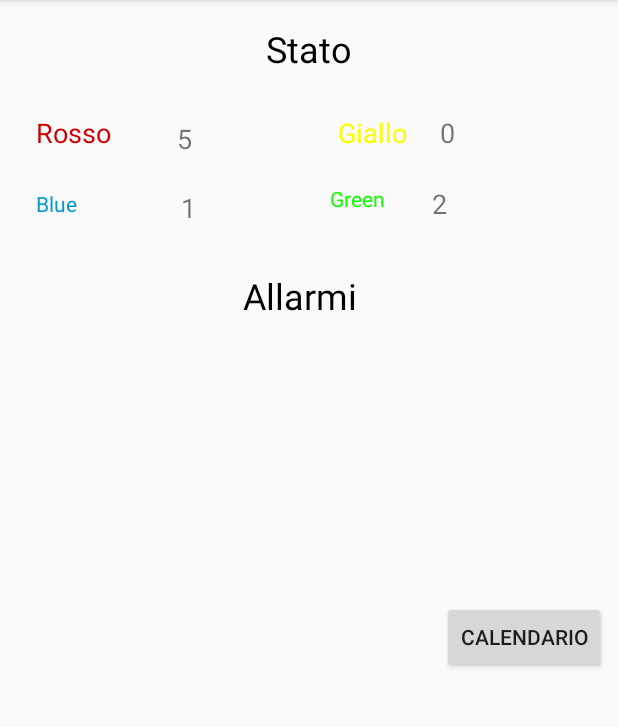
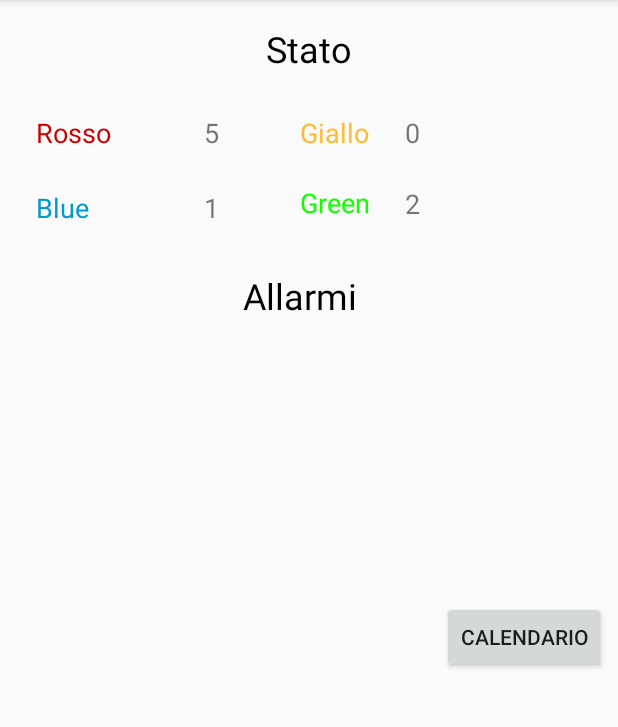
Before and after one commit to rosso791/RoboDroid, an Android app: the StatusActivity screen opened directly, with no data from a screen before it, on a phone screen of 412 x 824 dp, the part 84-811 px from its top. Run offline under Robolectric (Android 15) with nearby library versions, the phone set to English and light mode, and no system bars.

Commit message:
EventData3

```diff
--- a/app/src/main/java/dais/unive/it/robot/ActivityApp/EliminateEvent.java
+++ b/app/src/main/java/dais/unive/it/robot/ActivityApp/EliminateEvent.java
@@ -20,6 +20,7 @@ import java.util.Calendar;
 
 import dais.unive.it.robot.CalendarClass.Event;
 import dais.unive.it.robot.CalendarClass.EventData;
+import dais.unive.it.robot.CalendarClass.PillColors;
 import dais.unive.it.robot.R;
 
 
@@ -126,7 +127,7 @@ public class EliminateEvent extends AppCompatActivity {
 
             // Add the colour
             Button colorView = new Button(inputContext);
-            //colorView.setBackgroundColor(getResources().);
+            colorView.setBackgroundColor(resourceColours[tempEvent.getColor().ordinal()]);
             tableRow.addView(colorView);
 
             // Add CheckBox
@@ -167,13 +168,16 @@ public class EliminateEvent extends AppCompatActivity {
         //TODO Sebastian - da implementare
 
         // The cycle is used to see output in console, click on 6: Logcat and search by tag argument "eliminatedEventList"
-        /*for (int i = 0; i < eliminatedEventsList.size(); i++) {
-            String our = Integer.toString(eliminatedEventsList.get(i).getTime().get(Calendar.HOUR_OF_DAY)) +
-                    ":" + Integer.toString(eliminatedEventsList.get(i).getTime().get(Calendar.MINUTE));
-            String day =  getResources().getStringArray(R.array.days_array)[eliminatedEventsList.get(i).getDay() - 1];
-            String color = Integer.toString(eliminatedEventsList.get(i).getColor());
+        for (int i = 0; i < eliminatedEventsList.size(); i++) {
+            String our = Integer.toString(eliminatedEventsList.get(i).getWhen().get(Calendar.HOUR_OF_DAY)) +
+                    ":" + Integer.toString(eliminatedEventsList.get(i).getWhen().get(Calendar.MINUTE));
+            String day =  "" + eliminatedEventsList.get(i).getDay(); // getResources().getStringArray(R.array.days_array)[eliminatedEventsList.get(i).getWhen()];
+            String color = "" + (eliminatedEventsList.get(i).getColor());
             Log.i("eliminatedEventList", "eliminated hour " + our + ", day " + day
                     + ", color " + color);
-        }*/
+        }
+
+        //Intent intent3 = new Intent(CalendarActivity.this, AddEvent.class);
+        startActivity(new Intent(EliminateEvent.this, CalendarActivity.class));
     }
 }
--- a/app/src/main/res/layout/activity_status.xml
+++ b/app/src/main/res/layout/activity_status.xml
@@ -51,11 +51,11 @@
             android:id="@+id/redNumber"
             android:layout_width="wrap_content"
             android:layout_height="wrap_content"
-            android:layout_marginStart="44dp"
-            android:layout_marginTop="80dp"
+            android:layout_marginStart="16dp"
+            android:layout_marginTop="76dp"
             android:text="@string/red_number"
             android:textSize="18sp"
-            app:layout_constraintStart_toEndOf="@+id/textView4"
+            app:layout_constraintStart_toStartOf="@+id/addEventGuideline"
             app:layout_constraintTop_toTopOf="parent" />
 
         <TextView
@@ -66,6 +66,7 @@
             android:layout_marginTop="25dp"
             android:text="@string/blue_ball"
             android:textColor="@android:color/holo_blue_dark"
+            android:textSize="18sp"
             app:layout_constraintStart_toStartOf="parent"
             app:layout_constraintTop_toBottomOf="@+id/textView4" />
 
@@ -73,56 +74,57 @@
             android:id="@+id/blueNumber"
             android:layout_width="wrap_content"
             android:layout_height="wrap_content"
-            android:layout_marginStart="69dp"
+            android:layout_marginStart="16dp"
             android:layout_marginTop="126dp"
             android:text="@string/blue_number"
             android:textSize="18sp"
-            app:layout_constraintStart_toEndOf="@+id/textView6"
+            app:layout_constraintStart_toStartOf="@+id/addEventGuideline"
             app:layout_constraintTop_toTopOf="parent" />
 
         <TextView
             android:id="@+id/textView9"
             android:layout_width="wrap_content"
             android:layout_height="wrap_content"
-            android:layout_marginStart="97dp"
+            android:layout_marginStart="80dp"
             android:layout_marginTop="76dp"
             android:text="@string/yellow_ball"
             android:textColor="@color/yellow"
             android:textSize="18sp"
-            app:layout_constraintStart_toEndOf="@+id/redNumber"
+            app:layout_constraintStart_toStartOf="@+id/addEventGuideline"
             app:layout_constraintTop_toTopOf="parent" />
 
         <TextView
             android:id="@+id/yellowNumber"
             android:layout_width="wrap_content"
             android:layout_height="wrap_content"
-            android:layout_marginStart="22dp"
+            android:layout_marginStart="150dp"
             android:layout_marginTop="76dp"
             android:text="@string/yellow_number"
             android:textSize="18sp"
-            app:layout_constraintStart_toEndOf="@+id/textView9"
+            app:layout_constraintStart_toStartOf="@+id/addEventGuideline"
             app:layout_constraintTop_toTopOf="parent" />
 
         <TextView
             android:id="@+id/textView11"
             android:layout_width="wrap_content"
             android:layout_height="wrap_content"
-            android:layout_marginStart="100dp"
+            android:layout_marginStart="80dp"
             android:layout_marginTop="22dp"
             android:text="@string/green_ball"
             android:textColor="@color/green"
-            app:layout_constraintStart_toEndOf="@+id/addEventGuideline"
+            android:textSize="18sp"
+            app:layout_constraintStart_toStartOf="@+id/addEventGuideline"
             app:layout_constraintTop_toBottomOf="@+id/textView9" />
 
         <TextView
             android:id="@+id/greenNumber"
             android:layout_width="wrap_content"
             android:layout_height="wrap_content"
-            android:layout_marginStart="31dp"
+            android:layout_marginStart="150dp"
             android:layout_marginTop="123dp"
             android:text="@string/green_number"
             android:textSize="18sp"
-            app:layout_constraintStart_toEndOf="@+id/textView11"
+            app:layout_constraintStart_toStartOf="@+id/addEventGuideline"
             app:layout_constraintTop_toTopOf="parent" />
 
         <Button
--- a/app/src/main/res/values/colors.xml
+++ b/app/src/main/res/values/colors.xml
@@ -9,7 +9,7 @@
     <item name="blue" type="color">#FF33B5E5</item>
     <item name="green" type="color">#11ff00</item>
     <item name="red" type="color">#FFFF4444</item>
-    <item name="yellow" type="color">#fdfd01</item>
+    <item name="yellow" type="color">#ffffbb33</item>
 
     <integer-array name="items_colors">
         <item>@color/blue</item>
```
